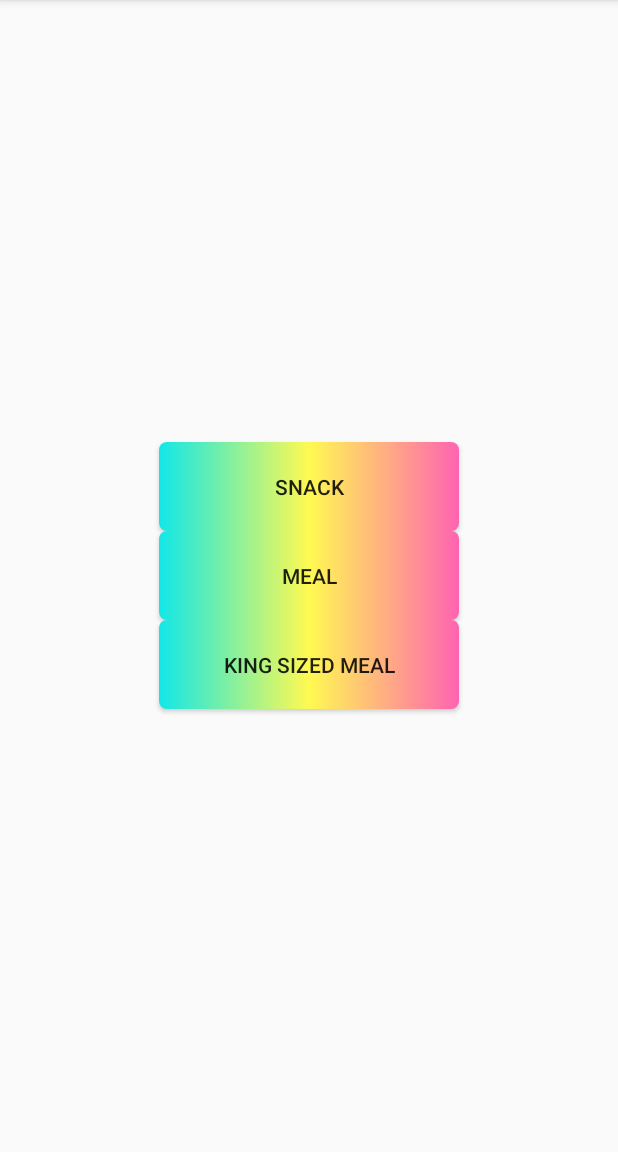
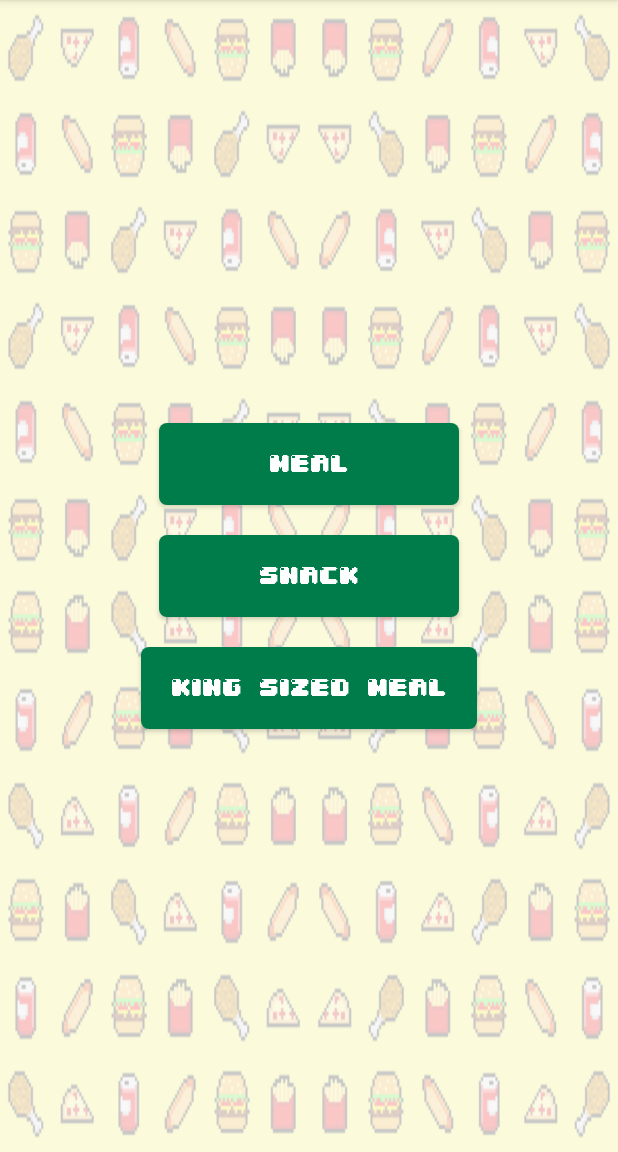
Before and after one commit to RaeanneVillanueva/Tamagotchi, an Android app: the FoodOptionsActivity screen opened directly, with no data from a screen before it, on a phone screen of 412 x 824 dp, the part 84-1236 px from its top. Run offline under Robolectric (Android 15) with nearby library versions, the phone set to English and light mode, and no system bars.

Commit message:
designed the app

```diff
--- a/app/src/main/java/com/example/tamagotchi/MainActivity.java
+++ b/app/src/main/java/com/example/tamagotchi/MainActivity.java
@@ -27,6 +27,7 @@ public class MainActivity extends AppCompatActivity {
     @Override
     protected void onCreate(Bundle savedInstanceState) {
         super.onCreate(savedInstanceState);
+        getSupportActionBar().hide();
         setContentView(R.layout.activity_main);
         hungerMeter = findViewById(R.id.hungerMeter);
 
--- a/app/src/main/res/drawable/button_shape.xml
+++ b/app/src/main/res/drawable/button_shape.xml
@@ -4,8 +4,6 @@
 
     <size android:width="200dp"/>
     <corners android:radius="5dp"/>
-    <gradient android:centerColor = "#fff952"
-        android:startColor="#12e7e7"
-        android:endColor="#ff63b1"/>
+    <solid android:color="#007b4a"/>
 
 </shape>
--- a/app/src/main/res/layout/activity_food_options.xml
+++ b/app/src/main/res/layout/activity_food_options.xml
@@ -4,35 +4,68 @@
     xmlns:tools="http://schemas.android.com/tools"
     android:layout_width="match_parent"
     android:layout_height="match_parent"
+    android:layout_gravity="center"
+    android:gravity="center"
     android:orientation="vertical"
+    tools:context=".FoodOptionsActivity">
+
+    <FrameLayout
+        android:layout_width="match_parent"
+        android:layout_height="match_parent"
+        android:layout_gravity="center"
+        android:foregroundGravity="center">
+
+        <ImageView
+            android:id="@+id/imageView2"
+            android:layout_width="match_parent"
+            android:layout_height="match_parent"
+            android:background="@drawable/foodbg"
+            android:alpha="0.2"/>
+
+        <LinearLayout
+            android:layout_width="match_parent"
+            android:layout_height="wrap_content"
+            android:layout_gravity="center"
             android:gravity="center"
-    tools:context=".FoodOptionsActivity">
+            android:orientation="vertical">
+
+            <Button
+                android:id="@+id/btn_feedMeal"
+                android:layout_width="wrap_content"
+                android:layout_height="wrap_content"
+                android:layout_margin="10dp"
+                android:background="@drawable/button_shape"
+                android:fontFamily="@font/cutie"
+                android:onClick="feedMeal"
+                android:padding="20dp"
+                android:text="Meal"
+                android:textColor="@android:color/white" />
 
             <Button
                 android:id="@+id/btn_feedSnack"
                 android:layout_width="wrap_content"
                 android:layout_height="wrap_content"
+                android:layout_margin="10dp"
+                android:background="@drawable/button_shape"
+                android:fontFamily="@font/cutie"
+                android:onClick="feedSnack"
                 android:padding="20dp"
                 android:text="Snack"
-        android:background="@drawable/button_shape"
-        android:onClick="feedSnack"/>
-
-    <Button
-        android:id="@+id/btn_feedMeal"
-        android:layout_width="wrap_content"
-        android:layout_height="wrap_content"
-
-        android:padding="20dp"
-        android:text="Meal"
-        android:background="@drawable/button_shape"
-        android:onClick="feedMeal"/>
+                android:textColor="@android:color/white" />
 
             <Button
                 android:id="@+id/btn_feedKingSized"
                 android:layout_width="wrap_content"
                 android:layout_height="wrap_content"
+                android:layout_margin="10dp"
+                android:background="@drawable/button_shape"
+                android:fontFamily="@font/cutie"
+                android:onClick="feedKingsizedMeal"
                 android:padding="20dp"
                 android:text="King Sized Meal"
-        android:background="@drawable/button_shape"
-        android:onClick="feedKingsizedMeal"/>
+                android:textColor="@android:color/white" />
         </LinearLayout>
+
+    </FrameLayout>
+
+</LinearLayout>
```
Also changed, not shown: app/src/main/res/drawable/custom_progressbar.xml (added, +31 -0 lines), app/src/main/res/layout/activity_main.xml (+48 -16 lines), app/src/main/res/layout/activity_start.xml (+11 -4 lines), app/src/main/res/values/styles.xml (+0 -10 lines), app/src/main/res/drawable/bgbg.jpg (added), app/src/main/res/drawable/foodbg.png (added). Lines whose indentation alone changed are shown as unchanged.
